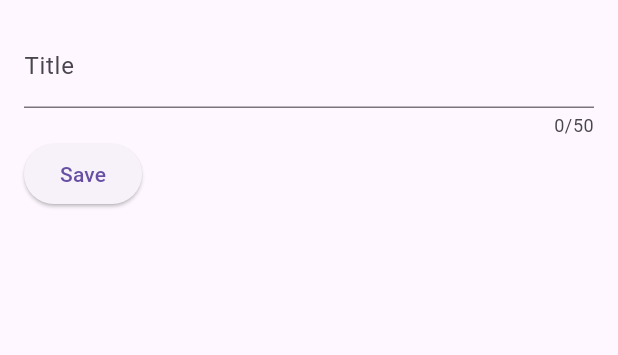
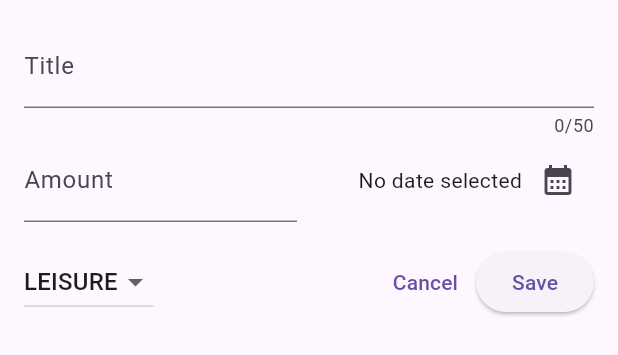
Before and after one commit to annleesw/expense-tracker-app, a Flutter app: the NewExpense widget shown alone on an empty page, opened directly, on a phone screen of 412 x 824 dp. Shown: the top 355 px of the screen. Run offline on Flutter 3.47's test engine with Material 3 defaults, Android fonts, the phone set to English and light mode, and no system bars.

Commit message:
popup sheet + error msg

```diff
--- a/expense_tracker_app/lib/widgets/new_expense.dart
+++ b/expense_tracker_app/lib/widgets/new_expense.dart
@@ -1,4 +1,9 @@
+import 'package:expense_tracker_app/models/expense.dart';
 import 'package:flutter/material.dart';
+
+import 'package:intl/intl.dart';
+
+final formatter = DateFormat.yMd();
 
 class NewExpense extends StatefulWidget{
   const NewExpense({super.key});
@@ -11,18 +16,57 @@ class NewExpense extends StatefulWidget{
 
 class _NewExpenseState extends State<NewExpense> {
   final _titleController = TextEditingController();
+  final _amountController = TextEditingController();
+  DateTime? _selectedDate; //rmb ?, tells dart that _selectedDate should be stored as type DateTime or null
+  Category _selectedCategory = Category.leisure;
+
+  void _presentDatePicker() async { //async-await for functions with future data needed
+    final now = DateTime.now();
+    final firstDate = DateTime(now.year - 1, now.month, now.day);
+    final pickedDate = await showDatePicker(
+      context: context,
+      initialDate: now,
+      firstDate: firstDate,
+      lastDate: now
+    );
+    setState(() {
+      _selectedDate = pickedDate;
+    });
+  }
+
+  void _submitExpenseData() {
+    final enteredAmount = double.tryParse(_amountController.text); // typeParse('Hello') => null, tryParse('1.2') => 1.20
+    final amountIsInvalid = enteredAmount == null || enteredAmount <= 0;
+    if (_titleController.text.trim().isEmpty ||
+        amountIsInvalid ||
+        _selectedDate == null) { //check if amount/ date is filled in
+      showDialog(
+        context: context,
+        builder: (ctx) => AlertDialog(
+          title: const Text('Invalid input'),
+          content: const Text('Please ensure a valid title, amount, date and category was entered.'),
+          actions: [
+            TextButton(onPressed: () {
+              Navigator.pop(ctx);
+            }, child: const Text('Okay'),
+          ),],
+        ));
+      return;
+    }
+  }
 
   @override
   void dispose() { //remove unnecessary memory stored by title controller
     _titleController.dispose();
+    _amountController.dispose();
     super.dispose();
   }
 
-  var _enteredTitle = '';
+  // var _enteredTitle = '';
 
-  void _saveTitleInput(String inputValue) {
-    _enteredTitle = inputValue;
-  }
+  // void _saveTitleInput(String inputValue) {
+  //   _enteredTitle = inputValue;
+  // }
 
   @override
   Widget build(BuildContext context) {
@@ -37,11 +81,69 @@ class _NewExpenseState extends State<NewExpense> {
               label: Text('Title'),
             ),
           ),
-          Row(children: [
+          Row(
+            children: [
+              Expanded( //for both amount and date picker to share the row space
+                child: TextField(
+                  controller: _amountController,
+                  keyboardType: TextInputType.number,
+                  decoration: const InputDecoration(
+                    prefixText: '\$ ',
+                    label: Text('Amount'),
+                  ),
+                ),
+              ),
+              const SizedBox(width: 16),
+              Expanded(
+                child: Row(
+                  mainAxisAlignment: MainAxisAlignment.end,
+                  crossAxisAlignment: CrossAxisAlignment.center,
+                  children: [
+                    Text(_selectedDate == null
+                    ? 'No date selected'
+                    : formatter.format(_selectedDate!)), // ! after null value tells dart that the value will nvr be null
+                    IconButton(
+                      onPressed: _presentDatePicker,
+                      icon: const Icon(Icons.calendar_month
+                      ),
+                    ),
+                  ],
+                ),
+              ),
+            ],
+          ),
+          const SizedBox(height: 16),
+          Row(
+            children: [
+              DropdownButton(
+                value: _selectedCategory,
+                items: Category.values
+                  .map(
+                  (category) => DropdownMenuItem(
+                    value: category,
+                    child: Text(
+                      category.name.toUpperCase()
+                    ),
+                  ),
+                ).toList(),
+                onChanged: (value) {
+                  if (value == null){
+                    return;
+                  }
+                  setState(() { //update category state when value changes
+                    _selectedCategory = value;
+                  });
+                }
+              ),
+              const Spacer(),
+              TextButton(
+                onPressed: () {
+                  Navigator.pop(context);
+                },
+                child: const Text('Cancel'),
+              ),
             ElevatedButton(
-              onPressed: () {
-                print(_titleController.text);
-              },
+              onPressed: _submitExpenseData,
               child: const Text('Save'),
             ),
           ],)
```
